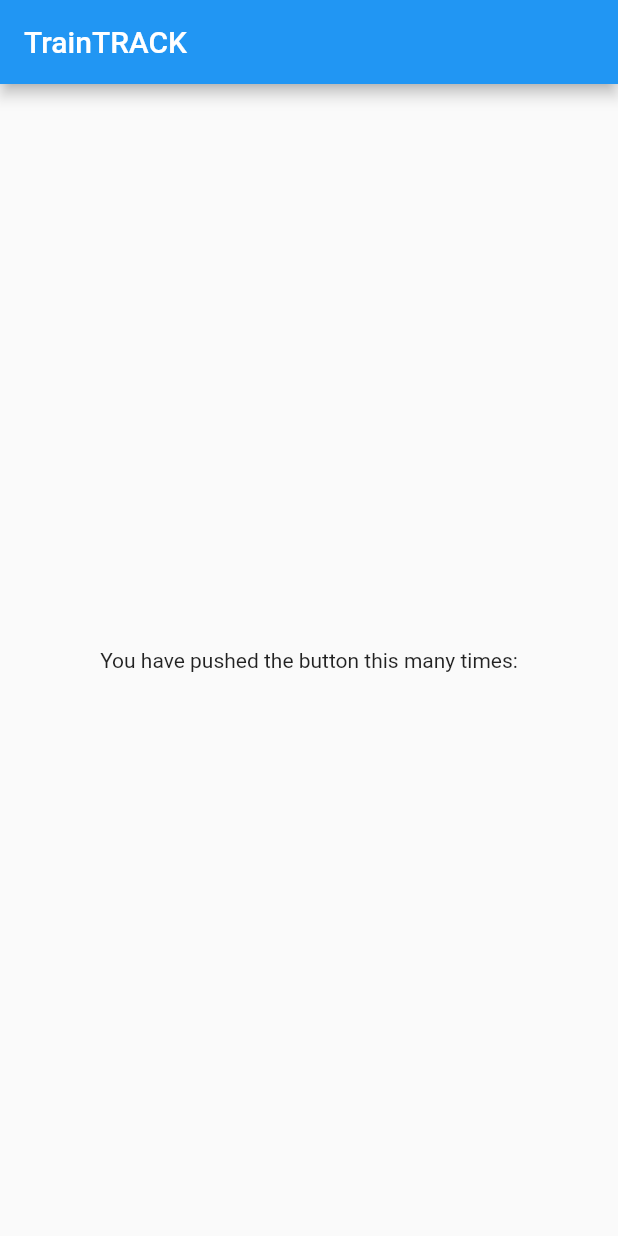
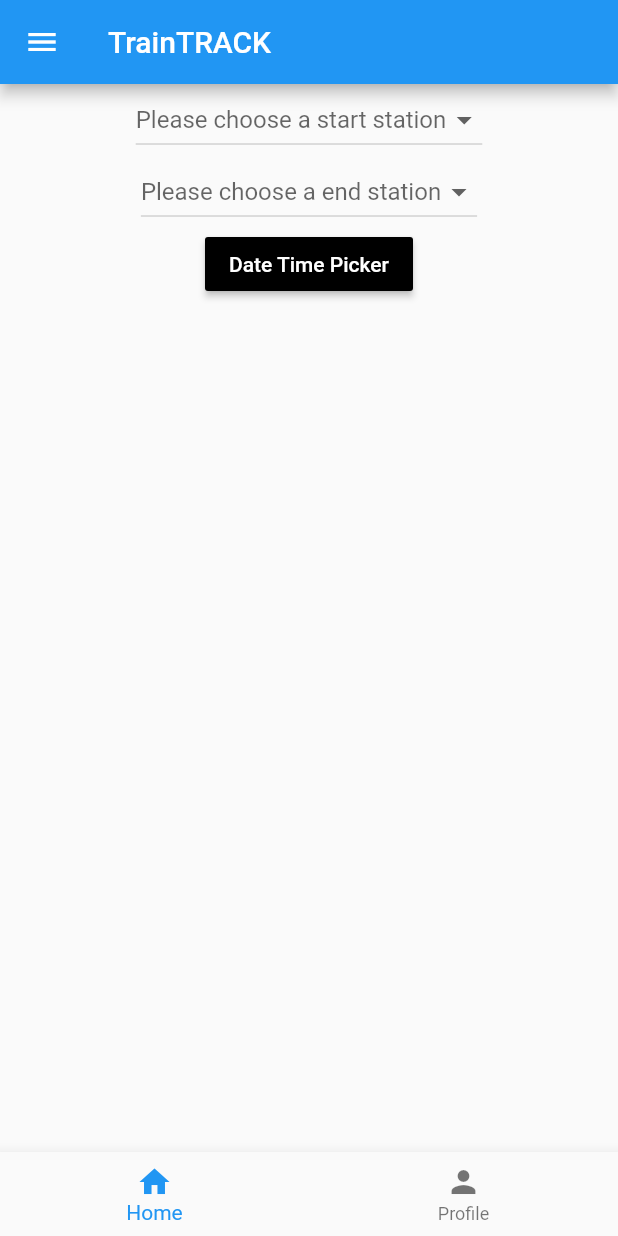
Before and after one commit to HBashanaE/seproject, a Flutter app: the screen it shows after launch, on a phone screen of 412 x 824 dp. Run offline on Flutter 3.47's test engine with Material 2 defaults, Android fonts, the phone set to English and light mode, and no system bars.

Commit message:
Add droopdowns and time picker

```diff
--- a/lib/main.dart
+++ b/lib/main.dart
@@ -1,23 +1,14 @@
 import 'package:flutter/material.dart';
+// import 'package:flutter_datetime_picker/flutter_datetime_picker.dart';
 
 void main() => runApp(MyApp());
 
 class MyApp extends StatelessWidget {
-  // This widget is the root of your application.
   @override
   Widget build(BuildContext context) {
     return MaterialApp(
       title: 'TrainTRACK',
       theme: ThemeData(
-        // This is the theme of your application.
-        //
-        // Try running your application with "flutter run". You'll see the
-        // application has a blue toolbar. Then, without quitting the app, try
-        // changing the primarySwatch below to Colors.green and then invoke
-        // "hot reload" (press "r" in the console where you ran "flutter run",
-        // or simply save your changes to "hot reload" in a Flutter IDE).
-        // Notice that the counter didn't reset back to zero; the application
-        // is not restarted.
         primarySwatch: Colors.blue,
       ),
       home: Home(title: 'TrainTRACK'),
@@ -28,15 +19,6 @@ class MyApp extends StatelessWidget {
 class Home extends StatefulWidget {
   Home({Key key, this.title}) : super(key: key);
 
-  // This widget is the home page of your application. It is stateful, meaning
-  // that it has a State object (defined below) that contains fields that affect
-  // how it looks.
-
-  // This class is the configuration for the state. It holds the values (in this
-  // case the title) provided by the parent (in this case the App widget) and
-  // used by the build method of the State. Fields in a Widget subclass are
-  // always marked "final".
-
   final String title;
 
   @override
@@ -44,48 +26,144 @@ class Home extends StatefulWidget {
 }
 
 class _HomeState extends State<Home> {
+  String startStation;
+  String endStation;
+  String startTime;
+  String endTime;
+  Future selectedTime;
 
+  @override
+  void initState() {
+    setState(() {
+      startTime = 'Not yet selected';
+      endTime = 'Not yet selected';
+    });
+    super.initState();
+  }
+
+  Future<TimeOfDay> _selectTime(BuildContext context) {
+    return showTimePicker(
+        initialTime: TimeOfDay(hour: TimeOfDay.now().hour, minute: TimeOfDay.now().minute),
+        context: context,
+      );
+  }
 
   @override
   Widget build(BuildContext context) {
-    // This method is rerun every time setState is called, for instance as done
-    // by the _incrementCounter method above.
-    //
-    // The Flutter framework has been optimized to make rerunning build methods
-    // fast, so that you can just rebuild anything that needs updating rather
-    // than having to individually change instances of widgets.
     return Scaffold(
       appBar: AppBar(
-        // Here we take the value from the Home object that was created by
-        // the App.build method, and use it to set our appbar title.
         title: Text(widget.title),
       ),
-      body: Center(
-        // Center is a layout widget. It takes a single child and positions it
-        // in the middle of the parent.
-        child: Column(
-          // Column is also a layout widget. It takes a list of children and
-          // arranges them vertically. By default, it sizes itself to fit its
-          // children horizontally, and tries to be as tall as its parent.
-          //
-          // Invoke "debug painting" (press "p" in the console, choose the
-          // "Toggle Debug Paint" action from the Flutter Inspector in Android
-          // Studio, or the "Toggle Debug Paint" command in Visual Studio Code)
-          // to see the wireframe for each widget.
-          //
-          // Column has various properties to control how it sizes itself and
-          // how it positions its children. Here we use mainAxisAlignment to
-          // center the children vertically; the main axis here is the vertical
-          // axis because Columns are vertical (the cross axis would be
-          // horizontal).
-          mainAxisAlignment: MainAxisAlignment.center,
+      drawer: Drawer(
+        child: new ListView(
           children: <Widget>[
-            Text(
-              'You have pushed the button this many times:',
+            new UserAccountsDrawerHeader(
+              accountName: new Text("Hasitha Bashana Elikewela"),
+              accountEmail: new Text('hbashanae@gmail.com'),
+              currentAccountPicture: new GestureDetector(
+                  child: new CircleAvatar(
+                backgroundImage: new NetworkImage(
+                    'https://www.w3schools.com/w3images/avatar2.png'),
+              )),
+              decoration: new BoxDecoration(
+                image: new DecorationImage(
+                    image: NetworkImage(
+                        'https://static.toiimg.com/photo/63463579/.jpg'),
+                    fit: BoxFit.fill),
+              ),
+            ),
+            new ListTile(
+              title: new Text('Hasitha Bashana Elikewela'),
             )
           ],
         ),
-      )
+      ),
+      body: Center(
+        child: Column(
+          mainAxisAlignment: MainAxisAlignment.start,
+          children: <Widget>[
+            DropdownButton(
+              hint: Text('Please choose a start station'),
+              value: startStation,
+              onChanged: (newValue) {
+                setState(() {
+                  startStation = newValue;
+                });
+              },
+              items: ['A', 'B', 'C', 'D'].map((value) {
+                return DropdownMenuItem(
+                  child: new Text(value),
+                  value: value,
+                );
+              }).toList(),
+            ),
+            DropdownButton(
+              hint: Text('Please choose a end station'),
+              value: endStation,
+              onChanged: (newValue) {
+                setState(() {
+                  endStation = newValue;
+                });
+              },
+              items: ['A', 'B', 'C', 'D'].map((value) {
+                return DropdownMenuItem(
+                  child: new Text(value),
+                  value: value,
+                );
+              }).toList(),
+            ),
+            // RaisedButton(
+            //     shape: RoundedRectangleBorder(
+            //         borderRadius: BorderRadius.circular(5.0)),
+            //     elevation: 4.0,
+            //     onPressed: () {
+            //       DatePicker.showTimePicker(context, showTitleActions: true,
+            //           onChanged: (time) {
+            //         print('change $time');
+            //       }, onConfirm: (time) {
+            //         setState(() {
+            //           startTime = '${time.hour}:${time.minute}';
+            //         });
+            //         print('confirm ${time.hour}:${time.minute}');
+            //       }, currentTime: DateTime.now(), locale: LocaleType.en);
+            //     },
+            //     child: Text(this.startTime.toString())),
+
+            // MaterialButton(
+            //   onPressed: () {
+            //     Future selectedTime = showTimePicker(
+            //       initialTime: TimeOfDay.now(),
+            //       context: context,
+            //     );
+            //     print(selectedTime.toString());
+            //   },
+            //   child: Text(
+            //     'Test Button',
+            //   ),
+            //   color: Colors.black,
+            //   textColor: Colors.white,
+            // ),
+            MaterialButton(
+              onPressed: () async {
+                final selectedTime = await _selectTime(context);
+                print(selectedTime);
+              },
+              child: Text(
+                'Date Time Picker',
+              ),
+              color: Colors.black,
+              textColor: Colors.white,
+            ),
+          ],
+        ),
+      ),
+      bottomNavigationBar: BottomNavigationBar(
+        items: const <BottomNavigationBarItem>[
+          BottomNavigationBarItem(icon: Icon(Icons.home), title: Text('Home')),
+          BottomNavigationBarItem(
+              icon: Icon(Icons.person), title: Text('Profile'))
+        ],
+      ),
     );
   }
 }
--- a/pubspec.yaml
+++ b/pubspec.yaml
@@ -19,6 +19,7 @@ environment:
 dependencies:
   flutter:
     sdk: flutter
+  flutter_datetime_picker: ^1.2.8
 
   # The following adds the Cupertino Icons font to your application.
   # Use with the CupertinoIcons class for iOS style icons.
```
Also changed, not shown: pubspec.lock, 2 other files.
